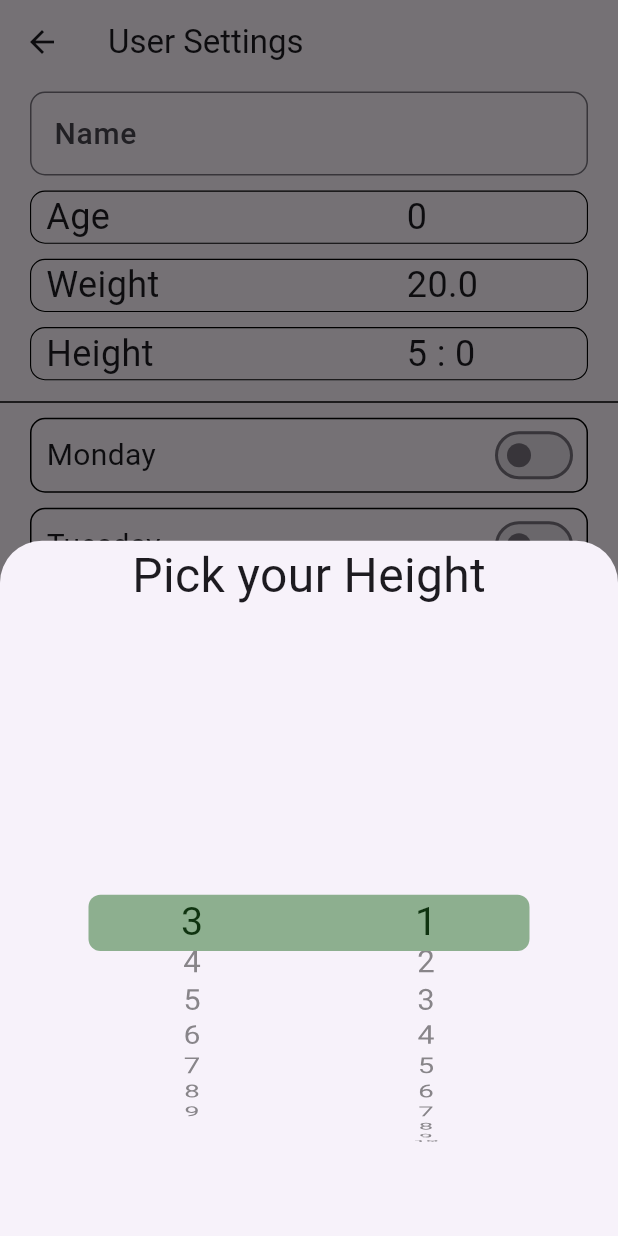
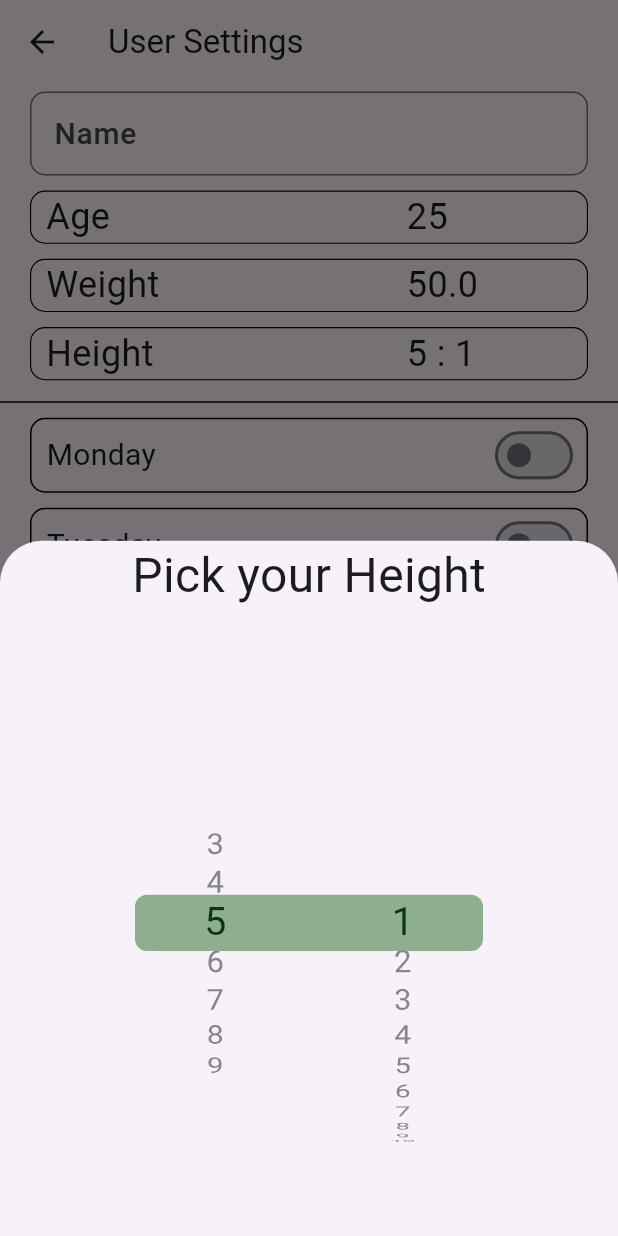
Before and after one commit to MHaroonirfan/GymPartner, a Flutter app: the FormScreen screen opened directly, after a tap on an icon or button, on a phone screen of 412 x 824 dp. Run offline on Flutter 3.47's test engine with Material 3 defaults, Android fonts, the phone set to English and light mode, and no system bars; our stand-ins replace fl_chart, shared_preferences, sqflite; accounts and stored records are empty.

Commit message:
Implement the form_Screen data saving partialy

```diff
--- a/lib/form_screen.dart
+++ b/lib/form_screen.dart
@@ -1,5 +1,6 @@
 import 'package:flutter/material.dart';
 import 'package:flutter/cupertino.dart';
+import 'package:gym_partener/shared_pref.dart';
 
 class FormScreen extends StatefulWidget {
   const FormScreen({super.key});
@@ -9,20 +10,38 @@ class FormScreen extends StatefulWidget {
 }
 
 class _FormScreenState extends State<FormScreen> {
+  // bool jkl = false;
+
   List<int> ageList = List.generate(84, (index) => index + 16);
-  int age = 0;
+  int age = SharedPref.instance.getIntValue("age") ?? 25;
 
   List<int> feetList = List.generate(7, (index) => index + 3);
-  int heightFeet = 5;
+  int heightFeet = SharedPref.instance.getIntValue("height_feet") ?? 5;
 
   List<int> inchList = List.generate(12, (index) => index + 1);
-  int heightInches = 0;
+  int heightInches = SharedPref.instance.getIntValue("height_inches") ?? 0;
 
   List<int> kList = List.generate(120, (index) => index + 30);
-  int weightK = 20;
+  int weightK = SharedPref.instance.getIntValue("weight_kilo") ?? 50;
 
-  List<int> gList = List.generate(100, (index) => index);
-  int weightG = 0;
+  List<int> gList = List.generate(99, (index) => index);
+  int weightG = SharedPref.instance.getIntValue("weight_gram") ?? 0;
+
+  String userName = SharedPref.instance.getStringValue("name") ?? "";
+
+  final TextEditingController _controller = TextEditingController();
+
+  List<String> days = [
+    "Monday",
+    "Tuesday",
+    "Wednesday",
+    "Thursday",
+    "Friday",
+    "Saturday",
+    "Sunday"
+  ];
+
+  List<bool> daysSwitch = [false, false, false, false, false, false, false];
 
   @override
   Widget build(BuildContext context) {
@@ -37,7 +56,7 @@ class _FormScreenState extends State<FormScreen> {
         )),
         ElevatedButton(
           style: ElevatedButton.styleFrom(backgroundColor: Colors.black),
-          onPressed: () => {},
+          onPressed: saveUserData,
           child: const Text(
             "Save",
             style: TextStyle(fontSize: 28, color: Colors.green),
@@ -51,10 +70,22 @@ class _FormScreenState extends State<FormScreen> {
   }
 
   List<Widget> getFormWidgets() {
+    _controller.text = userName;
     return [
       Padding(
           padding: const EdgeInsets.fromLTRB(20, 5, 20, 5),
           child: TextField(
+            buildCounter: (context,
+                    {required currentLength,
+                    required isFocused,
+                    required maxLength}) =>
+                null,
+            autofocus: true,
+            maxLength: 64,
+            controller: _controller,
+            onChanged: (value) {
+              userName = value;
+            },
             decoration: InputDecoration(
                 labelText: "Name",
                 labelStyle:
@@ -161,39 +192,6 @@ class _FormScreenState extends State<FormScreen> {
     ];
   }
 
-  List<Widget> getFormDays() {
-    List<Widget> result = [];
-    List<String> days = [
-      "Monday",
-      "Tuesday",
-      "Wednesday",
-      "Thursday",
-      "Friday",
-      "Saturday",
-      "Sunday"
-    ];
-    for (var i = 0; i < days.length; i++) {
-      result.add(Padding(
-          padding: const EdgeInsets.fromLTRB(20, 5, 20, 5),
-          child: Container(
-              padding: const EdgeInsets.fromLTRB(10, 0, 5, 0),
-              decoration: BoxDecoration(
-                  borderRadius: BorderRadius.circular(10),
-                  border: Border.all()),
-              child: Row(
-                children: [
-                  Expanded(
-                      child: Text(
-                    days[i],
-                    style: const TextStyle(fontSize: 20),
-                  )),
-                  Switch(value: false, onChanged: (s) => {})
-                ],
-              ))));
-    }
-    return result;
-  }
-
   void _showAgePicker() {
     showModalBottomSheet(
         context: context,
@@ -207,19 +205,25 @@ class _FormScreenState extends State<FormScreen> {
                 ),
               ),
               Expanded(
-                  child: Padding(
-                      padding: const EdgeInsets.only(left: 100, right: 100),
+                  child: SizedBox(
+                      width: 250,
+                      height: 350,
                       child: CupertinoPicker(
                           itemExtent: 30,
                           magnification: 1.25,
-                          onSelectedItemChanged: (index) => {},
+                          scrollController: FixedExtentScrollController(
+                              initialItem: ageList.indexOf(age)),
+                          onSelectedItemChanged: (index) {
+                            setState(() {
+                              age = ageList[index];
+                            });
+                          },
                           selectionOverlay:
                               const CupertinoPickerDefaultSelectionOverlay(
                             background: Color.fromARGB(125, 31, 105, 32),
                           ),
                           children: List<Widget>.generate(ageList.length,
                               (index) => Text(ageList[index].toString()))))),
-              const SizedBox(height: 40)
             ],
           );
         });
@@ -250,7 +254,13 @@ class _FormScreenState extends State<FormScreen> {
                               ),
                               itemExtent: 30,
                               magnification: 1.25,
-                              onSelectedItemChanged: (index) => {},
+                              onSelectedItemChanged: (index) {
+                                setState(() {
+                                  weightK = kList[index];
+                                });
+                              },
+                              scrollController: FixedExtentScrollController(
+                                  initialItem: kList.indexOf(weightK)),
                               children:
                                   List<Widget>.generate(kList.length, (index) {
                                 return Center(
@@ -270,7 +280,13 @@ class _FormScreenState extends State<FormScreen> {
                               ),
                               itemExtent: 30,
                               magnification: 1.25,
-                              onSelectedItemChanged: (index) => {},
+                              scrollController: FixedExtentScrollController(
+                                  initialItem: gList.indexOf(weightG)),
+                              onSelectedItemChanged: (index) {
+                                setState(() {
+                                  weightG = gList[index];
+                                });
+                              },
                               children:
                                   List<Widget>.generate(gList.length, (index) {
                                 return Center(
@@ -297,8 +313,9 @@ class _FormScreenState extends State<FormScreen> {
               ),
             ),
             Expanded(
-                child: Padding(
-                    padding: const EdgeInsets.only(left: 50, right: 50),
+                child: SizedBox(
+                    width: 250,
+                    height: 350,
                     child: Row(children: [
                       Expanded(
                           child: CupertinoPicker(
@@ -308,10 +325,14 @@ class _FormScreenState extends State<FormScreen> {
                                 capEndEdge: false,
                               ),
                               itemExtent: 30,
-                              scrollController:
-                                  FixedExtentScrollController(initialItem: 0),
+                              scrollController: FixedExtentScrollController(
+                                  initialItem: feetList.indexOf(heightFeet)),
                               magnification: 1.25,
-                              onSelectedItemChanged: (index) => {},
+                              onSelectedItemChanged: (index) {
+                                setState(() {
+                                  heightFeet = feetList[index];
+                                });
+                              },
                               children: List<Widget>.generate(feetList.length,
                                   (index) {
                                 return Center(
@@ -320,6 +341,8 @@ class _FormScreenState extends State<FormScreen> {
                               }))),
                       Expanded(
                           child: CupertinoPicker(
+                              scrollController: FixedExtentScrollController(
+                                  initialItem: inchList.indexOf(heightInches)),
                               selectionOverlay:
                                   const CupertinoPickerDefaultSelectionOverlay(
                                 background: Color.fromARGB(125, 31, 105, 32),
@@ -327,7 +350,11 @@ class _FormScreenState extends State<FormScreen> {
                               ),
                               itemExtent: 30,
                               magnification: 1.25,
-                              onSelectedItemChanged: (index) => {},
+                              onSelectedItemChanged: (index) {
+                                setState(() {
+                                  heightInches = inchList[index];
+                                });
+                              },
                               children: List<Widget>.generate(inchList.length,
                                   (index) {
                                 return Center(
@@ -338,4 +365,50 @@ class _FormScreenState extends State<FormScreen> {
           ]);
         });
   }
+
+  List<Widget> getFormDays() {
+    List<Widget> result = [];
+
+    for (var i = 0; i < days.length; i++) {
+      result.add(Padding(
+          padding: const EdgeInsets.fromLTRB(20, 5, 20, 5),
+          child: Container(
+              padding: const EdgeInsets.fromLTRB(10, 0, 5, 0),
+              decoration: BoxDecoration(
+                  borderRadius: BorderRadius.circular(10),
+                  border: Border.all()),
+              child: Row(
+                children: [
+                  Expanded(
+                      child: Text(
+                    days[i],
+                    style: const TextStyle(fontSize: 20),
+                  )),
+                  Switch(
+                    value: daysSwitch[i],
+                    onChanged: (boolValue) {
+                      setState(() {
+                        daysSwitch[i] = boolValue;
+                      });
+                    },
+                  )
+                ],
+              ))));
+    }
+    return result;
+  }
+
+  void saveUserData() {
+    SharedPref.instance.setStringValue("name", userName);
+
+    SharedPref.instance.setIntValue("age", age);
+
+    SharedPref.instance.setIntValue("height_feet", heightFeet);
+
+    SharedPref.instance.setIntValue("height_inches", heightInches);
+
+    SharedPref.instance.setIntValue("weight_kilo", weightK);
+
+    SharedPref.instance.setIntValue("weight_gram", weightG);
+  }
 }
--- a/lib/main.dart
+++ b/lib/main.dart
@@ -3,8 +3,12 @@ import 'package:gym_partener/form_screen.dart';
 import 'package:gym_partener/history_screen.dart';
 import 'package:gym_partener/home_screen.dart';
 import 'package:gym_partener/progress_screen.dart';
+import 'package:gym_partener/shared_pref.dart';
 
-void main() {
+void main() async {
+  WidgetsFlutterBinding.ensureInitialized();
+  await SharedPref.instance.getPrefs();
+
   runApp(const GymPartner());
 }
 
--- a/lib/shared_pref.dart
+++ b/lib/shared_pref.dart
@@ -1,9 +1,9 @@
 import 'package:shared_preferences/shared_preferences.dart';
 
 class SharedPref {
-  SharedPreferences? _preferences;
+  static SharedPreferences? _preferences;
 
-  SharedPref instance = SharedPref._init();
+  static final SharedPref instance = SharedPref._init();
 
   SharedPref._init();
 
@@ -16,12 +16,21 @@ class SharedPref {
     }
   }
 
-  dynamic getValue(String key, dynamic defaultValue) {
-    dynamic value = _preferences!.get(key);
+  String? getStringValue(String key) {
+    String? value = _preferences!.getString(key);
     return value;
   }
 
-  Future setStringValue(String key, dynamic value) async {
+  int? getIntValue(String key) {
+    int? value = _preferences!.getInt(key);
+    return value;
+  }
+
+  Future setStringValue(String key, String value) async {
     await _preferences!.setString(key, value);
   }
+
+  Future setIntValue(String key, int value) async {
+    await _preferences!.setInt(key, value);
+  }
 }
```
Also changed, not shown: 1 other file.
